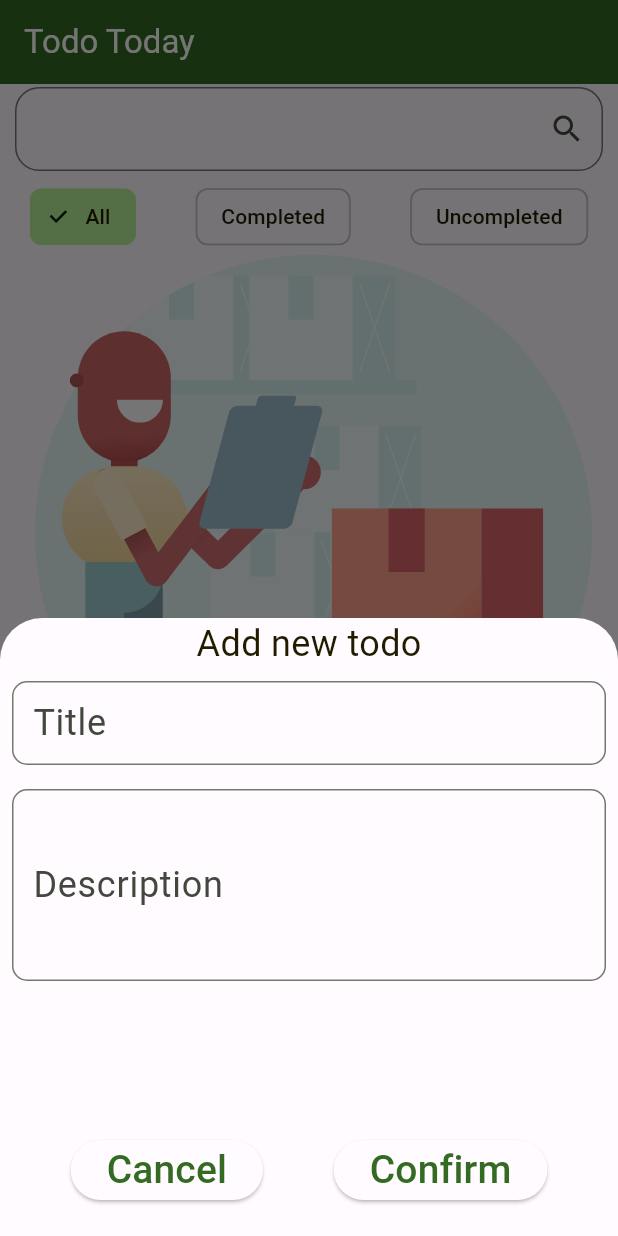
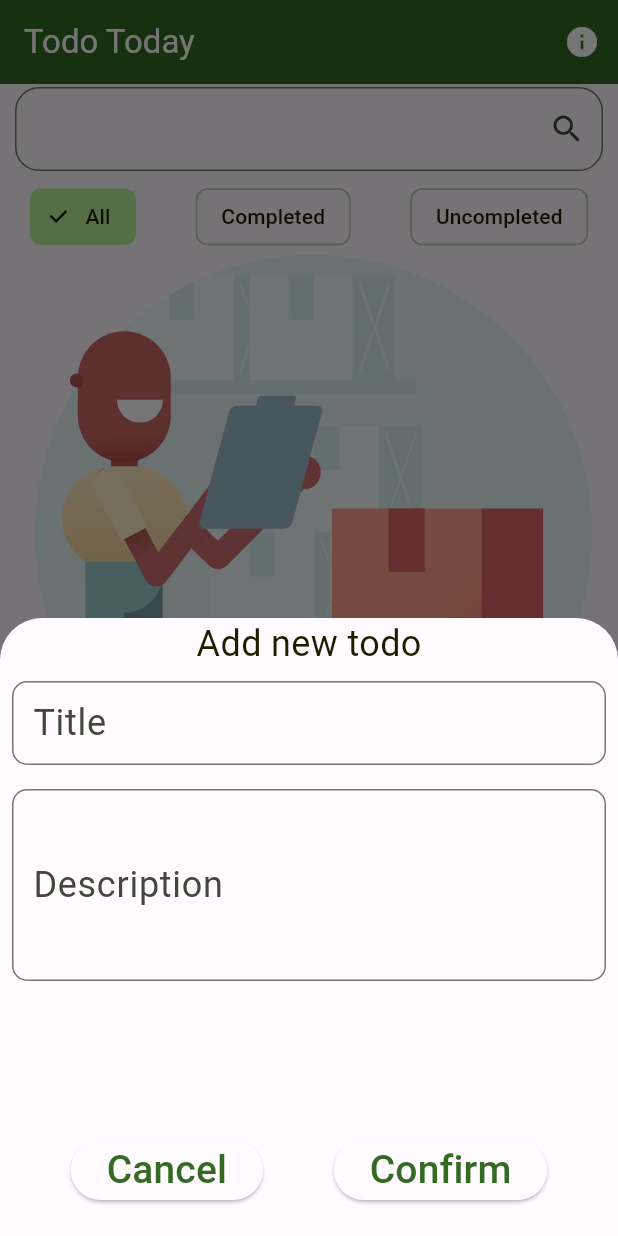
Before and after one commit to Trung15010802/todo_today, a Flutter app: the screen it shows after launch, after a tap on the "add task" icon, on a phone screen of 412 x 824 dp. Run offline on Flutter 3.47's test engine with Material 2 defaults, Android fonts, the phone set to English and light mode, and no system bars; our stand-ins replace awesome_notifications, equatable, flutter_bloc, google_fonts, hydrated_bloc, lottie and 2 more; accounts and stored records are empty.

Commit message:
Change small UI

```diff
--- a/lib/blocs/schedule/schedule_bloc.dart
+++ b/lib/blocs/schedule/schedule_bloc.dart
@@ -31,7 +31,7 @@
       content: NotificationContent(
         id: todo.id!,
         channelKey: 'basic_channel',
-        title: 'Todo Today',
+        title: 'Todo Today ${Emojis.hand_backhand_index_pointing_down}',
         body: todo.title,
       ),
       schedule: NotificationCalendar.fromDate(
--- a/lib/main.dart
+++ b/lib/main.dart
@@ -1,12 +1,10 @@
 import 'package:flutter/material.dart';
 import 'package:flutter_bloc/flutter_bloc.dart';
 import 'package:hydrated_bloc/hydrated_bloc.dart';
-import 'package:path/path.dart';
 import 'package:path_provider/path_provider.dart';
 import 'package:todo_today/blocs/schedule/schedule_bloc.dart';
 import 'package:todo_today/blocs/theme/theme_bloc.dart';
 
-import 'package:todo_today/themes/color_schemes.g.dart';
 import 'package:todo_today/themes/theme_data.dart';
 import 'blocs/todo/todo_bloc.dart';
 import 'data/todo_repository.dart';
@@ -16,16 +14,17 @@
 
 void main() async {
   WidgetsFlutterBinding.ensureInitialized();
+
   HydratedBloc.storage = await HydratedStorage.build(
     storageDirectory: await getApplicationDocumentsDirectory(),
   );
-  notificationInit(context);
+  notificationInit();
   runApp(const MyApp());
 }
 
-Future<void> notificationInit(context) async {
+Future<void> notificationInit() async {
   await AwesomeNotifications().initialize(
-    null,
+    'resource://mipmap/launcher_icon',
     [
       NotificationChannel(
         channelGroupKey: 'basic_channel_group',
@@ -33,8 +32,6 @@
         channelName: 'Basic notifications',
         channelDescription: 'Notification channel for basic tests',
         importance: NotificationImportance.High,
-        defaultColor: lightColorScheme.primary,
-        ledColor: Colors.white,
         playSound: true,
         criticalAlerts: true,
         locked: true,
@@ -45,13 +42,11 @@
           channelGroupKey: 'basic_channel_group',
           channelGroupName: 'Basic group')
     ],
-    debug: true,
+    debug: false,
   );
 }
 
 class MyApp extends StatelessWidget {
-  static GlobalKey<NavigatorState> navigatorKey = GlobalKey<NavigatorState>();
-
   const MyApp({Key? key}) : super(key: key);
 
   @override
--- a/lib/screens/tab_screen.dart
+++ b/lib/screens/tab_screen.dart
@@ -21,6 +21,34 @@
           'Todo Today',
           style: TextStyle(color: Theme.of(context).colorScheme.onPrimary),
         ),
+        actions: [
+          IconButton(
+            icon: Icon(
+              Icons.info,
+              color: Theme.of(context).colorScheme.onPrimary,
+            ),
+            onPressed: () {
+              showDialog(
+                context: context,
+                builder: (BuildContext context) {
+                  return AlertDialog(
+                    title: const Text("How to delete a task"),
+                    content: const Text(
+                        "Swipe from right to left to delete a task.\nTap on a todo to view details."),
+                    actions: [
+                      TextButton(
+                        child: const Text("Close"),
+                        onPressed: () {
+                          Navigator.of(context).pop();
+                        },
+                      ),
+                    ],
+                  );
+                },
+              );
+            },
+          ),
+        ],
         backgroundColor: Theme.of(context).colorScheme.primary,
       ),
       bottomNavigationBar: BlocBuilder<BottomNavBloc, BottomNavState>(
--- a/pubspec.yaml
+++ b/pubspec.yaml
@@ -28,6 +28,7 @@
 
 flutter_launcher_icons:
   android: "launcher_icon"
+  ios: true
   image_path: "assets/launcher.png"
   min_sdk_android: 21 # android min sdk min:16, default 21
 
```
Also changed, not shown: lib/screens/todo_detail_screen.dart (+6 -2 lines), lib/widgets/todo_item.dart (+31 -10 lines), pubspec.lock.
